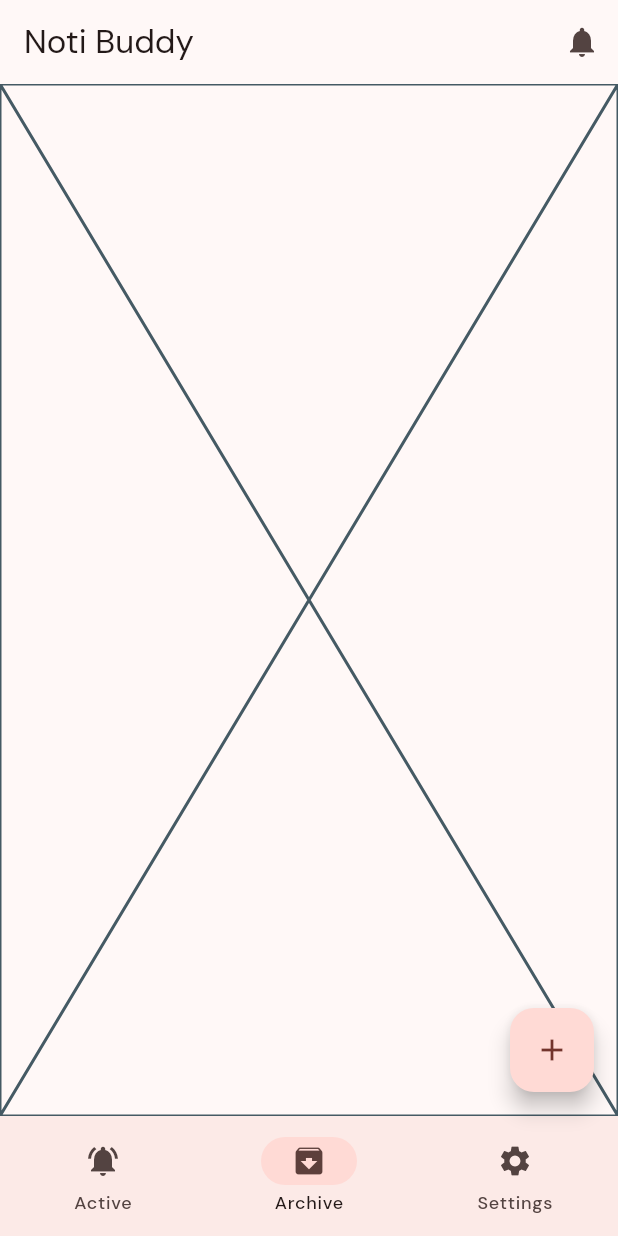
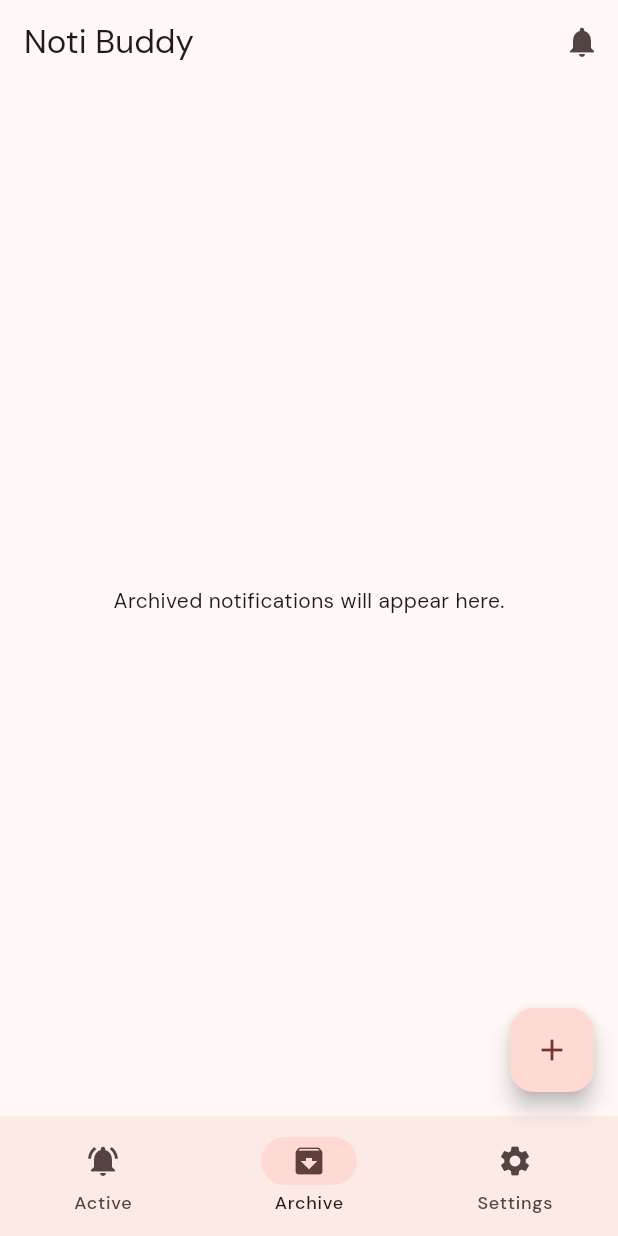
Before and after one commit to tomc128/noterly, a Flutter app: the screen it shows after launch, item 2 of the bottom bar chosen, on a phone screen of 412 x 824 dp. Run offline on Flutter 3.47's test engine with Material 2 defaults, Android fonts, the phone set to English and light mode, and no system bars; drawn by our look-alikes of dynamic_color; our stand-ins replace flutter_local_notifications, google_fonts, timezone.

Commit message:
Add notification item archiving, archive notification page

```diff
--- a/noti_buddy/lib/managers/notification_manager.dart
+++ b/noti_buddy/lib/managers/notification_manager.dart
@@ -55,8 +55,8 @@ class NotificationManager {
     }
 
     if (response.actionId == 'done') {
-      print('Removing notification "${item.title}"');
-      await AppManager.instance.deleteItem(itemId, deferNotificationManagerCall: true);
+      print('Archiving notification "${item.title}"');
+      await AppManager.instance.archiveItem(item.id, deferNotificationManagerCall: true);
 
       // If we're in the background, we need to send a message to the main isolate to update the UI
       if (isBackground) {
@@ -174,6 +174,6 @@ class NotificationManager {
         priority: Priority.max,
         groupKey: 'com.example.noti_buddy.NOTIFICATIONS_TEST_asb76a8',
         color: item.colour,
-        ongoing: item.persistant,
+        ongoing: item.persistent,
       );
 }
--- a/noti_buddy/lib/models/notification_item.dart
+++ b/noti_buddy/lib/models/notification_item.dart
@@ -8,21 +8,26 @@ class NotificationItem {
 
   DateTime? dateTime;
 
-  bool persistant;
+  bool persistent;
   Color colour;
+
+  bool archived;
+  DateTime? archivedDateTime;
 
   NotificationItem({
     required this.id,
     required this.title,
     this.body,
     this.dateTime,
-    this.persistant = false,
+    this.persistent = false,
     required this.colour,
+    this.archived = false,
+    this.archivedDateTime,
   });
 
   @override
   String toString() {
-    return 'NotificationItem(id: $id, title: $title, body: $body, dateTime: $dateTime, persistant: $persistant, colour: $colour)';
+    return 'NotificationItem(id: $id, title: $title, body: $body, dateTime: $dateTime, persistent: $persistent, colour: $colour, archived: $archived)';
   }
 
   Map<String, dynamic> toJson() {
@@ -31,8 +36,10 @@ class NotificationItem {
       'title': title,
       'body': body,
       'dateTime': dateTime?.toIso8601String(),
-      'persistant': persistant,
+      'persistent': persistent,
       'colour': colour.value,
+      'archived': archived,
+      'archivedDateTime': archivedDateTime?.toIso8601String(),
     };
   }
 
@@ -41,10 +48,11 @@ class NotificationItem {
       id: json['id'],
       title: json['title'],
       body: json['body'],
-      dateTime:
-          json['dateTime'] != null ? DateTime.parse(json['dateTime']) : null,
-      persistant: json['persistant'] ?? false,
+      dateTime: json['dateTime'] != null ? DateTime.parse(json['dateTime']) : null,
+      persistent: json['persistent'] ?? false,
       colour: Color(json['colour']),
+      archived: json['archived'] ?? false,
+      archivedDateTime: json['archivedDateTime'] != null ? DateTime.parse(json['archivedDateTime']) : null,
     );
   }
 }
--- a/noti_buddy/lib/pages/edit_notification_page.dart
+++ b/noti_buddy/lib/pages/edit_notification_page.dart
@@ -100,11 +100,11 @@ class _EditNotificationPageState extends State<EditNotificationPage> {
               },
             ),
           CheckboxListTile(
-            value: _item.persistant,
-            title: const Text('Persistant'),
+            value: _item.persistent,
+            title: const Text('Persistent'),
             onChanged: (value) {
               setState(() {
-                _item.persistant = value!;
+                _item.persistent = value!;
               });
             },
           ),
--- a/noti_buddy/lib/pages/main_page.dart
+++ b/noti_buddy/lib/pages/main_page.dart
@@ -1,6 +1,7 @@
 import 'package:flutter/material.dart';
 import 'package:noti_buddy/managers/notification_manager.dart';
 import 'package:noti_buddy/pages/main_page/active_notifications_page.dart';
+import 'package:noti_buddy/pages/main_page/archived_notifications_page.dart';
 
 import 'create_notification_page.dart';
 
@@ -82,7 +83,9 @@ class _MainPageState extends State<MainPage> {
           refresh: () => setState(() {}),
         );
       case 1:
-        return const Placeholder();
+        return ArchivedNotificationsPage(
+          refresh: () => setState(() {}),
+        );
       case 2:
         return const Placeholder();
       default:
--- a/noti_buddy/lib/pages/main_page/archived_notifications_page.dart
+++ b/noti_buddy/lib/pages/main_page/archived_notifications_page.dart
@@ -0,0 +1,50 @@
+import 'package:flutter/material.dart';
+import 'package:noti_buddy/extensions/date_time_extensions.dart';
+import 'package:noti_buddy/managers/app_manager.dart';
+import 'package:noti_buddy/models/navigation_screen.dart';
+import 'package:noti_buddy/models/notification_item.dart';
+
+class ArchivedNotificationsPage extends NavigationScreen {
+  const ArchivedNotificationsPage({
+    super.key,
+    required Function refresh,
+  }) : super(refresh: refresh);
+
+  @override
+  Widget build(BuildContext context) {
+    return ValueListenableBuilder(
+      valueListenable: AppManager.instance.notifier,
+      builder: (context, value, child) {
+        var items = value.where((element) => element.archived).toList();
+
+        if (items.isEmpty) {
+          return const Center(
+            child: Text('Archived notifications will appear here.'),
+          );
+        }
+
+        return ListView.builder(
+          itemCount: items.length,
+          itemBuilder: (context, index) {
+            final item = items[index];
+
+            return ListTile(
+              title: Text(item.title),
+              subtitle: Text('Archived on ${item.archivedDateTime!.toDateTimeString()}'),
+              trailing: item.dateTime != null ? Text(item.dateTime!.toDateTimeString()) : null,
+              leading: SizedBox(
+                width: 8,
+                child: CircleAvatar(
+                  backgroundColor: item.colour,
+                ),
+              ),
+              onTap: () => _onItemTap(context, item),
+            );
+          },
+        );
+      },
+    );
+  }
+
+  void _onItemTap(BuildContext context, NotificationItem item) => print(item);
+}
```
Also changed, not shown: noti_buddy/lib/managers/app_manager.dart (+17 -0 lines), noti_buddy/lib/pages/create_notification_page.dart (+5 -5 lines), noti_buddy/lib/pages/main_page/active_notifications_page.dart (+39 -5 lines), noti_buddy/lib/widgets/notification_list.dart (+7 -32 lines).
